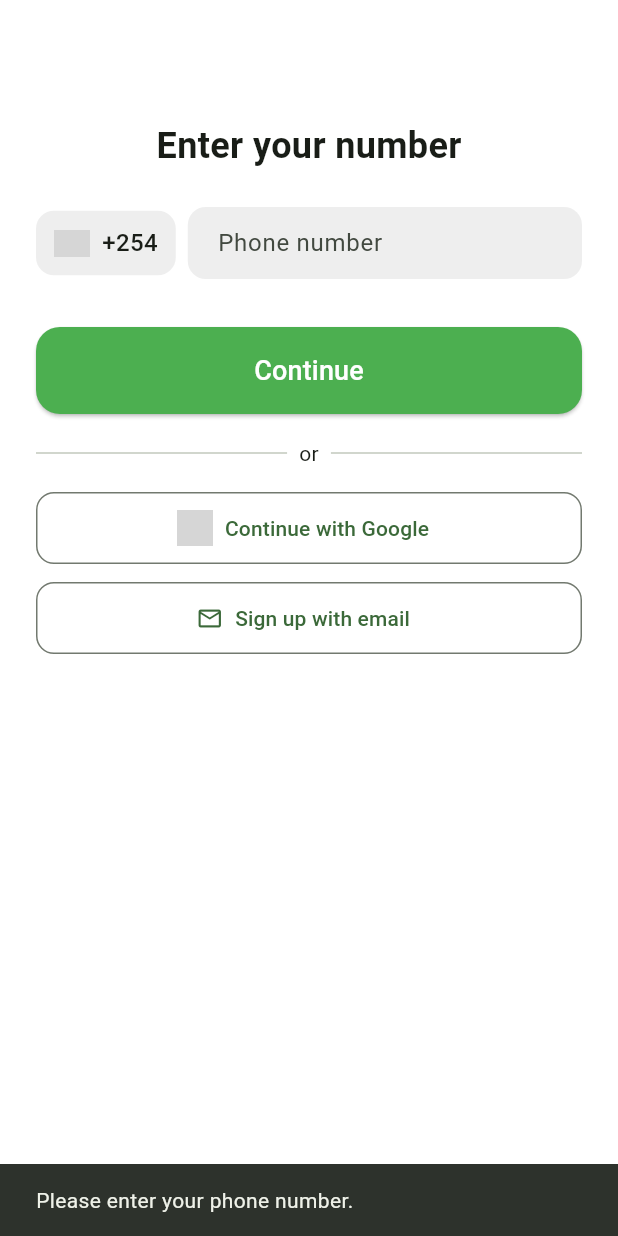
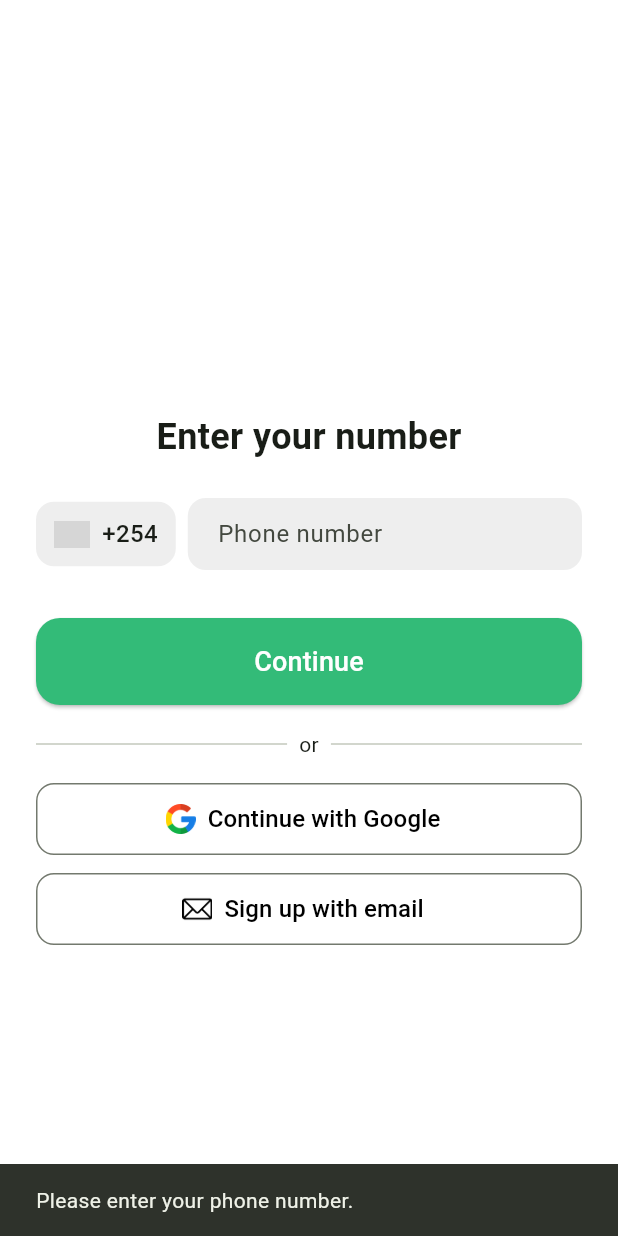
Before and after one commit to jjibrah/AmanahMvp, a Flutter app: the screen it shows after launch, after a tap on "Continue", on a phone screen of 412 x 824 dp. Run offline on Flutter 3.47's test engine with Material 3 defaults, Android fonts, the phone set to English and light mode, and no system bars; our stand-ins replace supabase_flutter; accounts and stored records are empty; network calls fail; grey boxes are pictures that could not be loaded.

Commit message:
center alignment of sign up page and color palette

```diff
--- a/lib/main.dart
+++ b/lib/main.dart
@@ -1,4 +1,5 @@
 import 'package:flutter/material.dart';
+import 'package:supabase_flutter/supabase_flutter.dart';
 import 'profile.dart';
 import 'splash.dart';
 import 'signup.dart';
@@ -8,6 +9,7 @@ void main() {
 }
 
 class MyApp extends StatelessWidget {
+  static const Color emerald = Color.fromARGB(129, 60, 232, 51);
   const MyApp({super.key});
 
   @override
@@ -15,7 +17,7 @@ class MyApp extends StatelessWidget {
     return MaterialApp(
       title: 'Amanah Delivery',
       theme: ThemeData(
-        colorScheme: ColorScheme.fromSeed(seedColor: Colors.green),
+        colorScheme: ColorScheme.fromSeed(seedColor: emerald),
         useMaterial3: true,
       ),
       home: const SplashPage(),
--- a/lib/profile.dart
+++ b/lib/profile.dart
@@ -3,7 +3,7 @@ import 'package:flutter/material.dart';
 class ProfilePage extends StatelessWidget {
   const ProfilePage({super.key});
 
-  static const Color emerald = Color(0xFF2CA58D);
+  static const Color emerald = Color.fromARGB(255, 51, 187, 120);
   static const Color backgroundWhite = Color(0xFFF7F8FA);
   static const Color emeraldLight = Color(0xFFB2DFDB);
   static const Color cardBg = Colors.white;
@@ -22,7 +22,7 @@ class ProfilePage extends StatelessWidget {
         title: const Text(
           'Profile',
           style: TextStyle(
-            color: emerald,
+            color: textPrimary,
             fontWeight: FontWeight.w600,
             fontSize: 20,
           ),
--- a/lib/signup.dart
+++ b/lib/signup.dart
@@ -13,6 +13,7 @@ class SignupPage extends StatefulWidget {
 }
 
 class _SignupPageState extends State<SignupPage> {
+  static const Color emerald = Color.fromARGB(255, 51, 187, 120);
   final TextEditingController _phoneController = TextEditingController();
   bool _isLoading = false;
 
@@ -58,6 +59,7 @@ class _SignupPageState extends State<SignupPage> {
         child: Padding(
           padding: const EdgeInsets.symmetric(horizontal: 24.0),
           child: Column(
+            mainAxisAlignment: MainAxisAlignment.center,
             crossAxisAlignment: CrossAxisAlignment.center,
             children: [
               const SizedBox(height: 80),
@@ -119,7 +121,7 @@ class _SignupPageState extends State<SignupPage> {
                       child: ElevatedButton(
                         onPressed: _savePhoneNumber,
                         style: ElevatedButton.styleFrom(
-                          backgroundColor: Colors.green,
+                          backgroundColor: emerald,
                           shape: RoundedRectangleBorder(
                             borderRadius: BorderRadius.circular(16),
                           ),
@@ -145,12 +147,12 @@ class _SignupPageState extends State<SignupPage> {
               const SizedBox(height: 16),
               OutlinedButton.icon(
                 onPressed: () {},
-                icon: Image.network(
-                  'https://upload.wikimedia.org/wikipedia/commons/4/4a/Logo_2013_Google.png',
-                  width: 24,
-                  height: 24,
+                icon: Image.asset(
+                  'assets/icons/google.png',
+                  width: 20,
+                  height: 20,
                 ),
-                label: const Text('Continue with Google'),
+                label: const Text('Continue with Google', style: TextStyle(fontSize: 16, color: Colors.black)),
                 style: OutlinedButton.styleFrom(
                   minimumSize: const Size.fromHeight(48),
                   shape: RoundedRectangleBorder(
@@ -161,8 +163,12 @@ class _SignupPageState extends State<SignupPage> {
               const SizedBox(height: 12),
               OutlinedButton.icon(
                 onPressed: () {},
-                icon: const Icon(Icons.email_outlined),
-                label: const Text('Sign up with email'),
+                icon: Image.asset(
+                  'assets/icons/email.png',
+                  width: 20,
+                  height: 20,
+                ),
+                label: const Text('Sign up with email', style: TextStyle(fontSize: 16, color: Colors.black)),
                 style: OutlinedButton.styleFrom(
                   minimumSize: const Size.fromHeight(48),
                   shape: RoundedRectangleBorder(
--- a/lib/splash.dart
+++ b/lib/splash.dart
@@ -30,7 +30,7 @@ class _SplashPageState extends State<SplashPage> {
           style: TextStyle(
             fontSize: 48,
             fontWeight: FontWeight.bold,
-            color: Colors.green[700],
+            color: const Color.fromARGB(255, 51, 187, 120),
             letterSpacing: 2,
           ),
         ),
--- a/pubspec.yaml
+++ b/pubspec.yaml
@@ -60,7 +60,7 @@ flutter:
   # An image asset can refer to one or more resolution-specific "variants", see
   # https://flutter.dev/to/resolution-aware-images
   assets:
-    - assets/icons/icon.jpg
+    - assets/icons/
 
   # For details regarding adding assets from package dependencies, see
   # https://flutter.dev/to/asset-from-package
```
Also changed, not shown: assets/icons/email.png (added), assets/icons/google.png (added).
